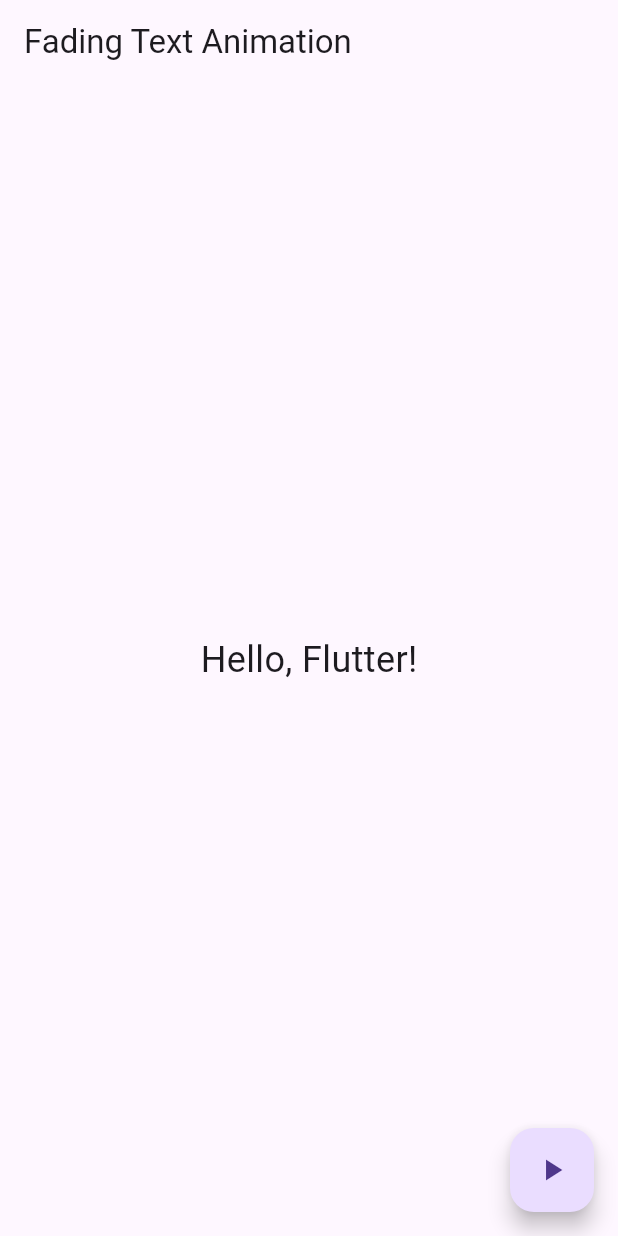
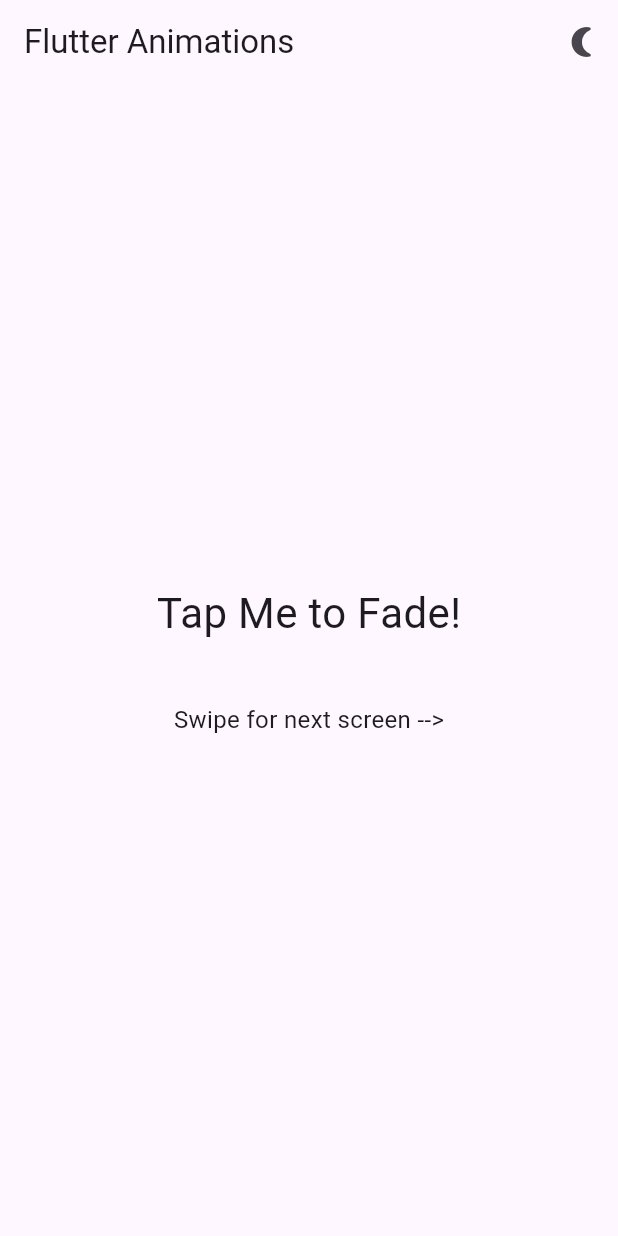
Before and after one commit to stewiejr/inclass8, a Flutter app: the screen it shows after launch, on a phone screen of 412 x 824 dp. Run offline on Flutter 3.47's test engine with Material 3 defaults, Android fonts, the phone set to English and light mode, and no system bars.

Commit message:
implementing theme toggling

```diff
--- a/lib/main.dart
+++ b/lib/main.dart
@@ -4,28 +4,75 @@
   runApp(const MyApp());
 }
 
-class MyApp extends StatelessWidget {
+class MyApp extends StatefulWidget {
   const MyApp({super.key});
 
   @override
+  State<MyApp> createState() => _MyAppState();
+}
+
+class _MyAppState extends State<MyApp> {
+  ThemeMode _themeMode = ThemeMode.light;
+
+  void _toggleTheme() {
+    setState(() {
+      _themeMode =
+          _themeMode == ThemeMode.light ? ThemeMode.dark : ThemeMode.light;
+    });
+  }
+
+  @override
   Widget build(BuildContext context) {
-    return const MaterialApp(
-      home: FadingTextAnimation(),
+    return MaterialApp(
+      title: 'Fading Animation App',
+      theme: ThemeData.light(useMaterial3: true),
+      darkTheme: ThemeData.dark(useMaterial3: true),
+      themeMode: _themeMode,
+      home: MainScreen(onThemeModePressed: _toggleTheme),
     );
   }
 }
 
-class FadingTextAnimation extends StatefulWidget {
-  const FadingTextAnimation({super.key});
+class MainScreen extends StatelessWidget {
+  final VoidCallback onThemeModePressed;
+  const MainScreen({super.key, required this.onThemeModePressed});
 
   @override
-  _FadingTextAnimationState createState() => _FadingTextAnimationState();
+  Widget build(BuildContext context) {
+    final isDarkMode = Theme.of(context).brightness == Brightness.dark;
+
+    return Scaffold(
+      appBar: AppBar(
+        title: const Text('Flutter Animations'),
+        actions: [
+          IconButton(
+            icon: Icon(
+                isDarkMode ? Icons.wb_sunny_outlined : Icons.nightlight_round),
+            onPressed: onThemeModePressed,
+          ),
+        ],
+      ),
+      body: PageView(
+        children: const [
+          FirstAnimationPage(),
+          SecondAnimationPage(),
+        ],
+      ),
+    );
+  }
 }
 
-class _FadingTextAnimationState extends State<FadingTextAnimation> {
+class FirstAnimationPage extends StatefulWidget {
+  const FirstAnimationPage({super.key});
+
+  @override
+  State<FirstAnimationPage> createState() => _FirstAnimationPageState();
+}
+
+class _FirstAnimationPageState extends State<FirstAnimationPage> {
   bool _isVisible = true;
 
-  void toggleVisibility() {
+  void _toggleVisibility() {
     setState(() {
       _isVisible = !_isVisible;
     });
@@ -33,24 +80,68 @@
 
   @override
   Widget build(BuildContext context) {
-    return Scaffold(
-      appBar: AppBar(
-        title: const Text('Fading Text Animation'),
-      ),
-      body: Center(
+    return Center(
+      child: Column(
+        mainAxisAlignment: MainAxisAlignment.center,
+        children: [
+          GestureDetector(
+            onTap: _toggleVisibility,
             child: AnimatedOpacity(
               opacity: _isVisible ? 1.0 : 0.0,
               duration: const Duration(seconds: 1),
+              curve: Curves.easeInOut,
               child: const Text(
-            'Hello, Flutter!',
-            style: TextStyle(fontSize: 24),
+                'Tap Me to Fade!',
+                style: TextStyle(fontSize: 28),
               ),
             ),
           ),
-      floatingActionButton: FloatingActionButton(
-        onPressed: toggleVisibility,
-        child: const Icon(Icons.play_arrow),
+          const SizedBox(height: 40),
+          const Text("Swipe for next screen -->", style: TextStyle(fontSize: 16)),
+        ],
       ),
     );
   }
 }
+
+class SecondAnimationPage extends StatefulWidget {
+  const SecondAnimationPage({super.key});
+
+  @override
+  State<SecondAnimationPage> createState() => _SecondAnimationPageState();
+}
+
+class _SecondAnimationPageState extends State<SecondAnimationPage> {
+  bool _isVisible = true;
+
+  void _toggleVisibility() {
+    setState(() {
+      _isVisible = !_isVisible;
+    });
+  }
+
+  @override
+  Widget build(BuildContext context) {
+    return Center(
+      child: Column(
+        mainAxisAlignment: MainAxisAlignment.center,
+        children: [
+          GestureDetector(
+            onTap: _toggleVisibility,
+            child: AnimatedOpacity(
+              opacity: _isVisible ? 1.0 : 0.0,
+              duration: const Duration(milliseconds: 3000),
+              curve: Curves.fastLinearToSlowEaseIn,
+              child: const Text(
+                'Slower Fade!',
+                style: TextStyle(fontSize: 28),
+              ),
+            ),
+          ),
+          const SizedBox(height: 20),
+          const Text("<-- Swipe back", style: TextStyle(fontSize: 16)),
+        ],
+      ),
+    );
+  }
+}
```
Lines whose indentation alone changed are shown as unchanged.
